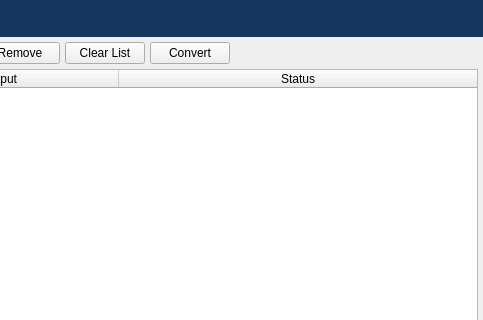
The window that app/src/view/main_window.ui (slaclab/pydm-converter-tool) describes before a commit, drawn with Qt 5; both pictures show x 367 to 850 and y 0 to 320 of the 850 by 600 pixel window.
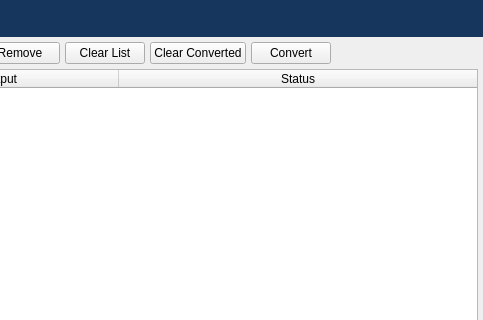
The same window after the commit. Icons and pictures are not drawn.

Commit message: ENH: (GUI) Added a clear converted button taht removes all failed rows

```diff
--- a/app/src/view/main_window.ui
+++ b/app/src/view/main_window.ui
@@ -191,6 +191,26 @@
          </property>
         </widget>
        </item>
+       <item>
+        <widget class="QPushButton" name="clear_converted_button">
+         <property name="text">
+          <string>Clear Converted</string>
+         </property>
+         <property name="icon">
+          <iconset>
+           <normaloff>../../resources/file_x.png</normaloff>../../resources/file_x.png</iconset>
+         </property>
+         <property name="iconSize">
+          <size>
+           <width>24</width>
+           <height>24</height>
+          </size>
+         </property>
+         <property name="flat">
+          <bool>false</bool>
+         </property>
+        </widget>
+       </item>
        <item>
         <widget class="QPushButton" name="convert_button">
          <property name="text">
```
The commit also changes 2 other files.
